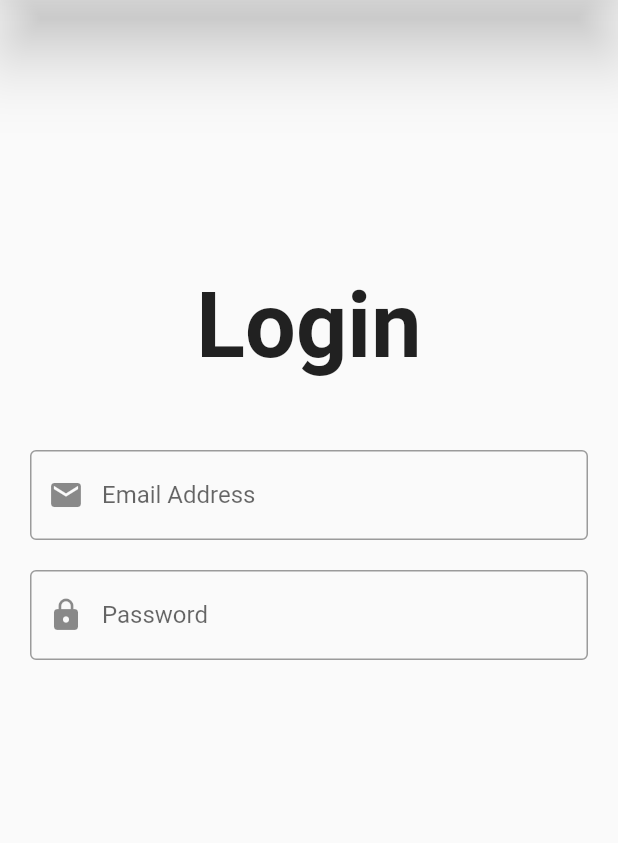
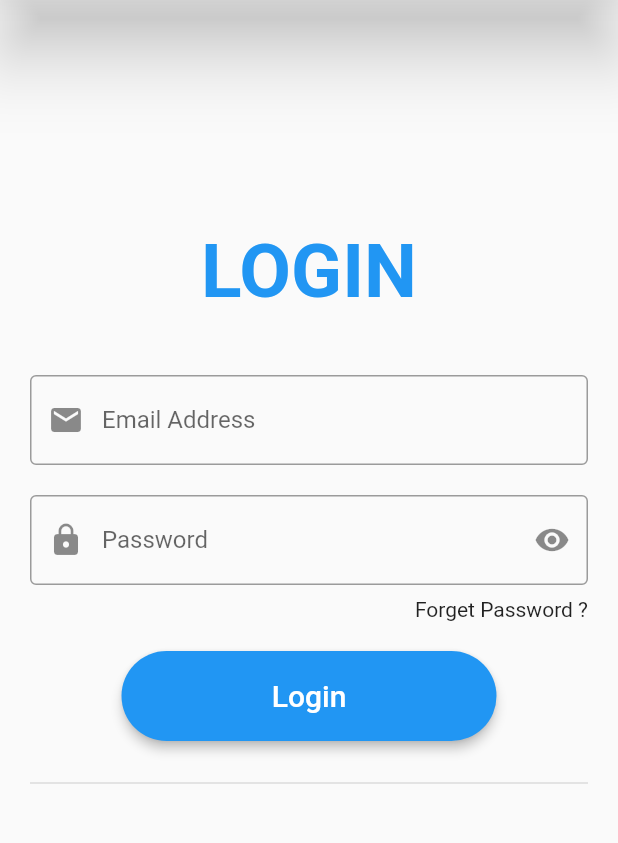
Before and after one commit to royalhacks01/FlutterDesign, a Flutter app: the screen it shows after launch, on a phone screen of 412 x 824 dp, the part 84-927 px from its top. Run offline on Flutter 3.47's test engine with Material 2 defaults, Android fonts, the light colour scheme and no system bars.

Commit message:
git commit

```diff
--- a/lib/app/design/design3.dart
+++ b/lib/app/design/design3.dart
@@ -1,3 +1,4 @@
+import 'package:flutter/cupertino.dart';
 import 'package:flutter/material.dart';
 
 class design3 extends StatelessWidget {
@@ -19,17 +20,18 @@ class design3 extends StatelessWidget {
         height: screenHeight,
         child: Column(
             children: <Widget>[
-              Text('Login',
+              Text('LOGIN',
                 textAlign: TextAlign.center,
                 style: TextStyle(
                     height: 5,
-                    fontSize: 60,
+                    fontSize: 50,
                   fontWeight: FontWeight.bold,
+                  color: Colors.blue,
                 ),
               ),
               Padding(
                 padding: EdgeInsets.symmetric(horizontal: 20.0),
-                child: SizedBox( height: 60,
+                child: SizedBox( height: 60, width: 500,
                   child: TextField(
                     maxLines: null,
                     expands: true,
@@ -43,7 +45,7 @@ class design3 extends StatelessWidget {
               ),
               Padding(
                 padding: EdgeInsets.only(top: 20, right: 20, left: 20),
-                child: SizedBox( height: 60,
+                child: SizedBox( height: 60, width: 500,
                   child: TextField(
                     maxLines: null,
                     expands: true,
@@ -51,10 +53,50 @@ class design3 extends StatelessWidget {
                       prefixIcon: Icon(Icons.lock),
                       border: OutlineInputBorder(),
                       hintText: 'Password',
+                      suffixIcon: Icon(Icons.remove_red_eye),
                     ),
                   ),
                 ),
               ),
+              Container(
+                width: 500,
+                child: Align(
+                  alignment: Alignment.centerRight,
+                  child: Padding(
+                    padding: EdgeInsets.only(top: 8.0, right: 20,),
+                    child: Text('Forget Password ?',
+                    textAlign: TextAlign.right,
+                    ),
+                  ),
+                ),
+              ),
+              Padding(
+                padding: EdgeInsets.only(top: 20,bottom: 20),
+                child: SizedBox(
+                  height: 60,
+                  width: 250,
+                  child: ElevatedButton(
+                    style: ElevatedButton.styleFrom(
+                        primary: Colors.blue,
+                        elevation: 3,
+                        shape: RoundedRectangleBorder(
+                            borderRadius: BorderRadius.circular(30)
+                        ),
+                    ),
+                    onPressed: () {},
+                    child: Text('Login',
+                    style: TextStyle(
+                      fontSize: 20,
+                    ),),
+                  ),
+                ),
+              ),
+              Padding(
+                padding: EdgeInsets.symmetric(horizontal: 20),
+                child: Divider(
+                  thickness: 1.0,
+                ),
+              )
             ],
         ),
       ),
```
